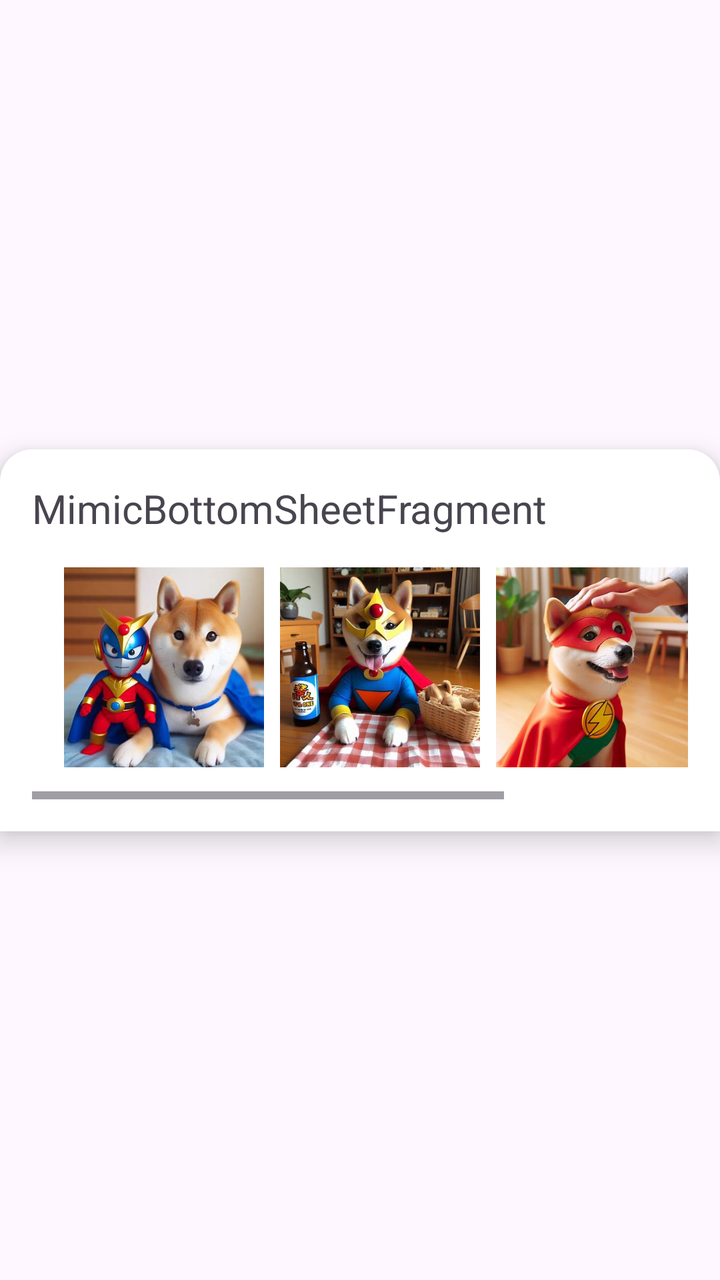
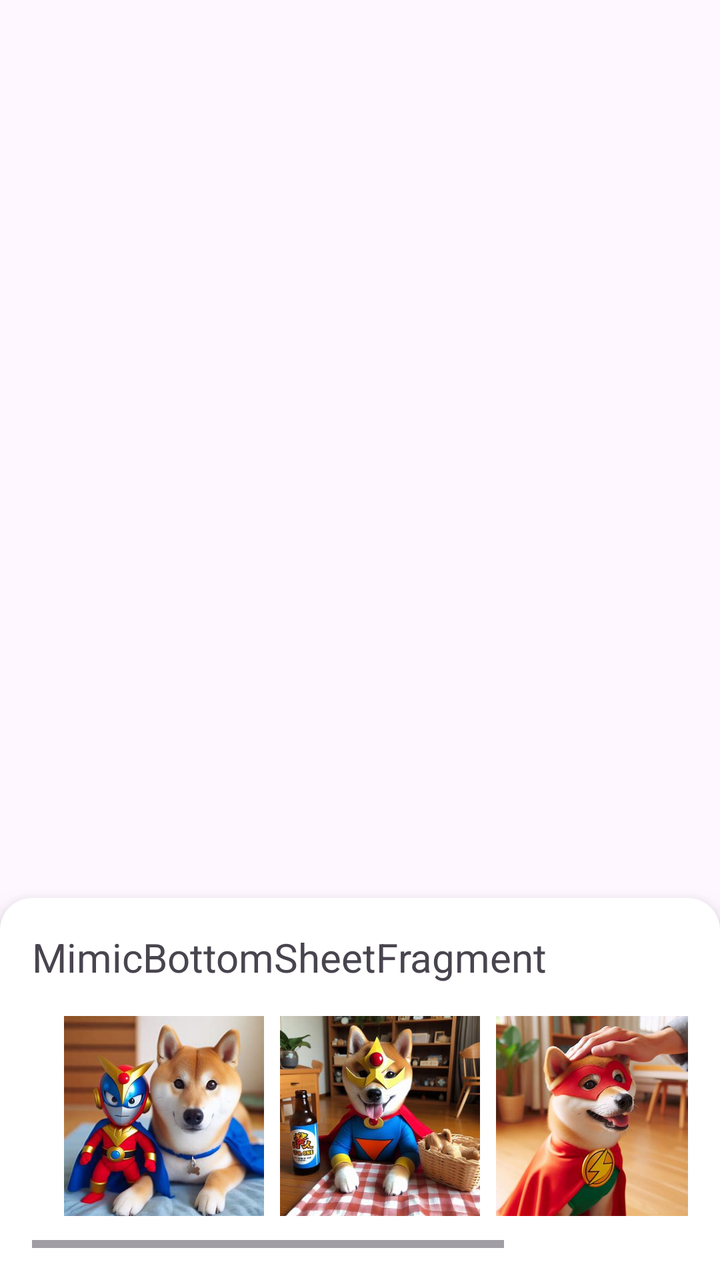

Screens rendered from an Android XML layout before and after an edit, with the pre-edit source and the edit as a unified diff.
<!-- AndroidManifest.xml: application theme Theme.MimicBottomSheetFragmentSample -->
<!-- res/layout/fragment_mimic_bottom_sheet.xml -->
<?xml version="1.0" encoding="utf-8"?>
<androidx.constraintlayout.widget.ConstraintLayout
    xmlns:android="http://schemas.android.com/apk/res/android"
    xmlns:tools="http://schemas.android.com/tools"
    xmlns:app="http://schemas.android.com/apk/res-auto"
    android:id="@+id/backgroundView"
    android:layout_width="match_parent"
    android:layout_height="wrap_content"
    android:layout_gravity="bottom"
    android:layout_margin="24dp"
    android:background="@android:color/transparent"
    tools:context=".MimicBottomSheetFragment">

    <LinearLayout
        android:id="@+id/sheetContainer"
        android:layout_width="match_parent"
        android:layout_height="wrap_content"
        android:layout_gravity="bottom"
        android:orientation="vertical"
        android:background="@drawable/bg_bottom_sheet"
        android:padding="16dp"
        android:elevation="8dp"
        app:layout_constraintTop_toTopOf="parent"
        app:layout_constraintBottom_toBottomOf="parent">
        <TextView
            android:id="@+id/textView"
            android:layout_width="wrap_content"
            android:layout_height="wrap_content"
            android:text="@string/fragment_title"
            android:textSize="20sp"
            app:layout_constraintTop_toTopOf="parent"
            app:layout_constraintStart_toStartOf="parent"/>

        <HorizontalScrollView
            android:layout_width="match_parent"
            android:layout_height="wrap_content"
            android:scrollbars="horizontal"
            app:layout_constraintTop_toBottomOf="@id/textView"
            app:layout_constraintStart_toStartOf="parent"
            app:layout_constraintEnd_toEndOf="parent">

            <LinearLayout
                android:layout_width="wrap_content"
                android:layout_height="wrap_content"
                android:orientation="horizontal"
                android:padding="16dp">

                <ImageView
                    android:id="@+id/image1"
                    android:layout_width="100dp"
                    android:layout_height="100dp"
                    android:layout_marginEnd="8dp"
                    android:src="@drawable/kawaii001"
                    android:scaleType="centerCrop" />

                <ImageView
                    android:id="@+id/image2"
                    android:layout_width="100dp"
                    android:layout_height="100dp"
                    android:layout_marginEnd="8dp"
                    android:src="@drawable/kawaii002"
                    android:scaleType="centerCrop" />

                <ImageView
                    android:id="@+id/image3"
                    android:layout_width="100dp"
                    android:layout_height="100dp"
                    android:layout_marginEnd="8dp"
                    android:src="@drawable/kawaii003"
                    android:scaleType="centerCrop" />

                <ImageView
                    android:id="@+id/image4"
                    android:layout_width="100dp"
                    android:layout_height="100dp"
                    android:src="@drawable/kawaii004"
                    android:scaleType="centerCrop" />

            </LinearLayout>
        </HorizontalScrollView>
    </LinearLayout>

</androidx.constraintlayout.widget.ConstraintLayout>
<!-- resources referenced by this layout -->
<resources>
  <!-- drawable bg_bottom_sheet (drawable) -->
  <?xml version="1.0" encoding="utf-8"?>
  
  <shape xmlns:android="http://schemas.android.com/apk/res/android"
      android:shape="rectangle">
      <solid android:color="@android:color/white" />
      <corners android:topLeftRadius="16dp" android:topRightRadius="16dp" />
  </shape>
  <!-- drawable kawaii001: png bitmap (drawable, 228569 bytes) -->
  <!-- drawable kawaii002: png bitmap (drawable, 352361 bytes) -->
  <!-- drawable kawaii003: png bitmap (drawable, 341469 bytes) -->
  <!-- drawable kawaii004: png bitmap (drawable, 364092 bytes) -->
  <string name="fragment_title">MimicBottomSheetFragment</string>
  <style name="Theme.MimicBottomSheetFragmentSample" parent="Base.Theme.MimicBottomSheetFragmentSample" />
  <style name="Base.Theme.MimicBottomSheetFragmentSample" parent="Theme.Material3.DayNight.NoActionBar">
          
          
      </style>
</resources>

<!-- the commit's change to res/layout/fragment_mimic_bottom_sheet.xml (unified diff, before → after) -->
@@ -5,8 +5,7 @@
     xmlns:app="http://schemas.android.com/apk/res-auto"
     android:id="@+id/backgroundView"
     android:layout_width="match_parent"
-    android:layout_height="wrap_content"
-    android:layout_gravity="bottom"
+    android:layout_height="match_parent"
     android:layout_margin="24dp"
     android:background="@android:color/transparent"
     tools:context=".MimicBottomSheetFragment">
@@ -15,12 +14,10 @@
         android:id="@+id/sheetContainer"
         android:layout_width="match_parent"
         android:layout_height="wrap_content"
-        android:layout_gravity="bottom"
         android:orientation="vertical"
         android:background="@drawable/bg_bottom_sheet"
         android:padding="16dp"
         android:elevation="8dp"
-        app:layout_constraintTop_toTopOf="parent"
         app:layout_constraintBottom_toBottomOf="parent">
         <TextView
             android:id="@+id/textView"
